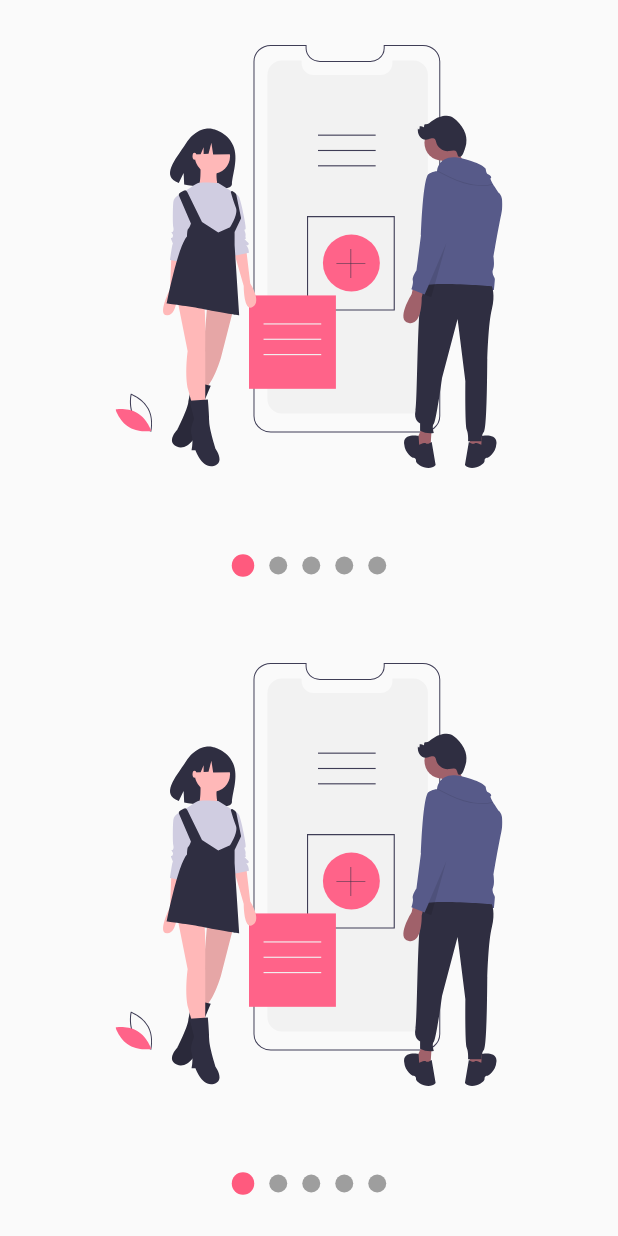
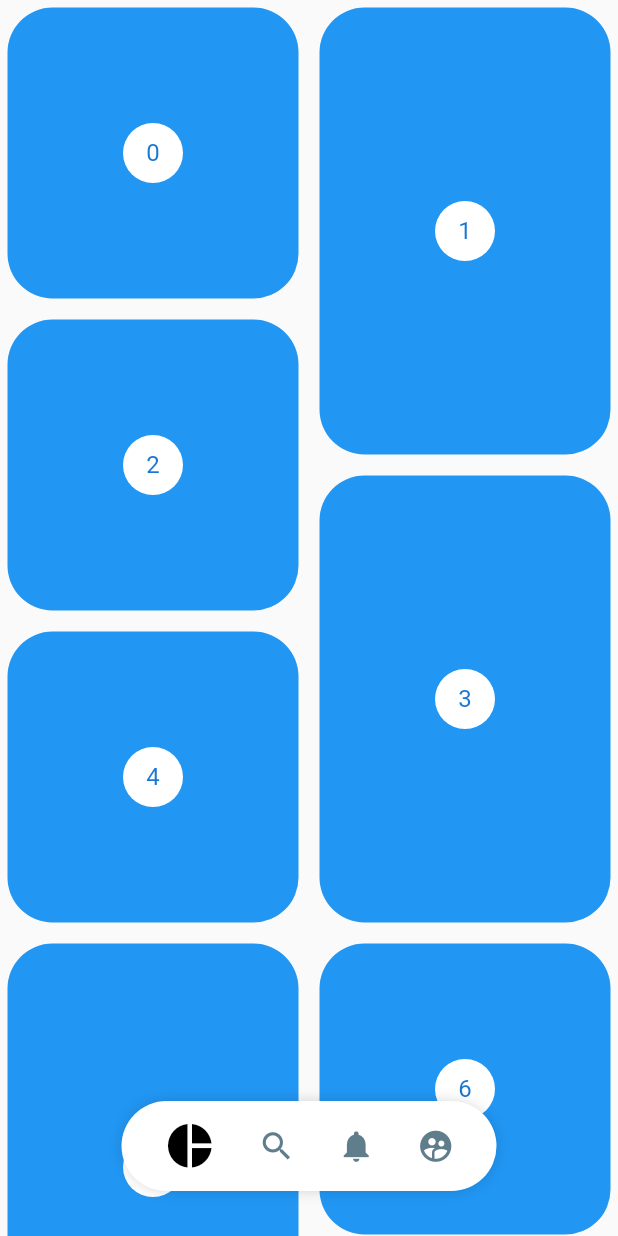
Before and after one commit to SantiagoGonzalezFernandez/Flutter-Design-Curso-Udemy, a Flutter app: the screen it shows after launch, on a phone screen of 412 x 824 dp. Run offline on Flutter 3.47's test engine with Material 2 defaults, Android fonts, the phone set to English and light mode, and no system bars; our stand-ins replace flutter_svg.

Commit message:
Termino mi Pinterest Layout

```diff
--- a/disenos/lib/main.dart
+++ b/disenos/lib/main.dart
@@ -2,7 +2,7 @@
 import 'package:flutter/material.dart';
 
 //Importaciones que Si son mias
-import 'package:disenos/src/pages/slideshow_page.dart';
+import 'package:disenos/src/pages/pinterest_page.dart';
 
 void main() => runApp(MyApp());
 
@@ -12,7 +12,7 @@ class MyApp extends StatelessWidget {
     return MaterialApp(
       debugShowCheckedModeBanner: false,
       title: 'Disenos App',
-      home: SlideshowPage()
+      home: PinterestPage()
     );
   }
 }
--- /dev/null
+++ b/disenos/lib/src/pages/pinterest_page.dart
@@ -0,0 +1,136 @@
+//Imports that are not mine
+import 'package:disenos/src/widgets/pinterest_menu.dart';
+import 'package:flutter/material.dart';
+import 'package:flutter_staggered_grid_view/flutter_staggered_grid_view.dart';
+import 'package:provider/provider.dart';
+
+//Imports that are mine
+
+class PinterestPage extends StatelessWidget {
+
+
+  @override
+  Widget build(BuildContext context) {
+
+    return ChangeNotifierProvider(
+      create: (_) => _MenuModel(),
+      child: Scaffold(
+        body: Stack(
+          children: <Widget>[
+            PinterestGrid(),
+            _PinterestMenuLocation(),
+          ],
+        )
+      ),
+    );
+  }
+}
+
+class _PinterestMenuLocation extends StatelessWidget {
+  @override
+  Widget build(BuildContext context) {
+  final widthPantalla = MediaQuery.of(context).size.width;
+
+  final mostrar = Provider.of<_MenuModel>(context).mostrar;
+    return Positioned(
+      bottom: 30.0,
+      child: Container(
+        width: widthPantalla,
+        child: Align(
+          child: PinterestMenu(
+            mostrar: mostrar,
+            backgroundColor: Colors.white,
+            activeColor: Colors.black,
+            inactiveColor: Colors.blueGrey,
+            items: [
+              PinterestButton(icon: Icons.pie_chart, onPressed: (){print('Icon pie_chart');}),
+              PinterestButton(icon: Icons.search, onPressed: (){print('Icon search');}),
+              PinterestButton(icon: Icons.notifications, onPressed: (){print('Icon notifications');}),
+              PinterestButton(icon: Icons.supervised_user_circle, onPressed: (){print('Icon supervised_user_circle');}),
+            ],
+          ),
+        ),
+      )
+    );
+  }
+}
+
+class PinterestGrid extends StatefulWidget {
+
+  @override
+  _PinterestGridState createState() => _PinterestGridState();
+}
+
+class _PinterestGridState extends State<PinterestGrid> {
+
+  final List<int> items = List.generate(200, (i) => i);
+  ScrollController controller = ScrollController();
+  double scrollAnterior = 0;
+
+  @override
+  void initState() {
+    controller.addListener(() {
+      if(controller.offset > scrollAnterior && controller.offset > 150.0){
+        Provider.of<_MenuModel>(context, listen: false).mostrar = false;
+      }else{
+        Provider.of<_MenuModel>(context, listen: false).mostrar = true;
+      }
+      scrollAnterior = controller.offset;
+    });
+    super.initState();
+  }
+
+  @override
+  void dispose() {
+    controller.dispose();
+    super.dispose();
+  }
+
+  @override
+  Widget build(BuildContext context) {
+    return new StaggeredGridView.countBuilder(
+      controller: controller,
+      crossAxisCount: 4,
+      itemCount: items.length,
+      itemBuilder: (BuildContext context, int index) => _PinterestItem(index),
+      staggeredTileBuilder: (int index) => new StaggeredTile.count(2, index.isEven ? 2 : 3),
+      mainAxisSpacing: 4.0,
+      crossAxisSpacing: 4.0,
+    );
+  }
+}
+
+class _PinterestItem extends StatelessWidget {
+
+  final int index;
+
+  _PinterestItem(this.index);
+
+  @override
+  Widget build(BuildContext context) {
+    return new Container(
+      margin: EdgeInsets.all(5),
+      decoration: BoxDecoration(
+        color: Colors.blue,
+        borderRadius: BorderRadius.all(Radius.circular(30))
+      ),
+      child: new Center(
+        child: new CircleAvatar(
+          backgroundColor: Colors.white,
+          child: new Text('$index'),
+        ),
+      )
+    );
+  }
+}
+
+class _MenuModel with ChangeNotifier{
+  bool _mostrar = true;
+
+  bool get mostrar => this._mostrar;
+
+  set mostrar(bool valor){
+    this._mostrar = valor;
+    notifyListeners();
+  }
+}
--- /dev/null
+++ b/disenos/lib/src/widgets/pinterest_menu.dart
@@ -0,0 +1,152 @@
+//Imports that are not mine
+import 'package:flutter/material.dart';
+import 'package:provider/provider.dart';
+
+//Imports that are mine
+
+
+class PinterestButton{
+  final Function onPressed;
+  final IconData icon;
+
+  PinterestButton({
+    @required this.onPressed,
+    @required this.icon
+  });
+}
+
+class PinterestMenu extends StatelessWidget {
+
+  final bool mostrar;
+
+  final backgroundColor;
+  final activeColor;
+  final inactiveColor;
+
+  final List<PinterestButton> items;
+
+  PinterestMenu({
+    this.mostrar = true,
+    this.backgroundColor = Colors.white,
+    this.activeColor = Colors.black,
+    this.inactiveColor = Colors.blueGrey,
+    @required this.items,
+  });
+
+  @override
+  Widget build(BuildContext context) {
+    return ChangeNotifierProvider(
+      create: (_) => _MenuModel(),
+      child: AnimatedOpacity(
+        duration: Duration(milliseconds: 250),
+        opacity: (mostrar) ? 1 : 0,
+        child: Builder(builder: (BuildContext context) {
+
+          Provider.of<_MenuModel>(context).backgroundColor = this.backgroundColor;
+          Provider.of<_MenuModel>(context).activeColor = this.activeColor;
+          Provider.of<_MenuModel>(context).inactiveColor = this.inactiveColor;
+
+          return _PinterestMenuBackground(
+            child: _MenuItems(items),
+          );
+        },
+        ),
+      ),
+    );
+  }
+}
+
+class _PinterestMenuBackground extends StatelessWidget {
+
+  final Widget child;
+
+  _PinterestMenuBackground({
+    @required this.child
+  });
+
+  @override
+  Widget build(BuildContext context) {
+
+    Color backgroundColor = Provider.of<_MenuModel>(context).backgroundColor;
+
+    return Container(
+      child: child,
+      width: 250.0,
+      height: 60.0,
+      decoration: BoxDecoration(
+        color: backgroundColor,
+        borderRadius: BorderRadius.all(Radius.circular(100)),
+        boxShadow: <BoxShadow>[
+          BoxShadow(
+            color: Colors.black38,
+            blurRadius: 10.0,
+            spreadRadius: -5,
+          )
+        ]
+      ),
+    );
+  }
+}
+
+class _MenuItems extends StatelessWidget {
+
+  final List<PinterestButton> menuItems;
+
+  _MenuItems(this.menuItems);
+
+  @override
+  Widget build(BuildContext context) {
+    return Row(
+      mainAxisAlignment: MainAxisAlignment.spaceEvenly,
+      children: List.generate(menuItems.length, (i) => _PinterestMenuButton(i, menuItems[i]))
+    );
+  }
+}
+
+class _PinterestMenuButton extends StatelessWidget {
+
+  final int index;
+  final PinterestButton item;
+
+  _PinterestMenuButton(this.index, this.item);
+
+  @override
+  Widget build(BuildContext context) {
+
+    final itemSeleccionado = Provider.of<_MenuModel>(context).itemSeleccionado;
+
+    final menuModel = Provider.of<_MenuModel>(context);
+
+    return GestureDetector(
+      onTap: (){
+        Provider.of<_MenuModel>(context, listen: false).itemSeleccionado = index;
+        item.onPressed();
+      },
+      behavior: HitTestBehavior.translucent,
+      child: Container(
+        child: Icon(
+          item.icon,
+          size: (itemSeleccionado == index) ? 35 : 25,
+          color: (itemSeleccionado == index) ? menuModel.activeColor : menuModel.inactiveColor,
+        ),
+      ),
+    );
+  }
+}
+
+class _MenuModel with ChangeNotifier{
+
+  int _itemSeleccionado = 0;
+
+  Color backgroundColor = Colors.white;
+  Color activeColor     = Colors.black;
+  Color inactiveColor   = Colors.blueGrey;
+
+  int get itemSeleccionado => this._itemSeleccionado;
+
+  set itemSeleccionado(int index){
+    this._itemSeleccionado = index;
+    notifyListeners();
+  }
+
+}
--- a/disenos/pubspec.yaml
+++ b/disenos/pubspec.yaml
@@ -30,6 +30,7 @@ dependencies:
   cupertino_icons: ^0.1.3
   flutter_svg: ^0.17.3+1
   provider: ^4.0.4
+  flutter_staggered_grid_view: ^0.3.0
 
 dev_dependencies:
   flutter_test:
```
Also changed, not shown: disenos/pubspec.lock.
